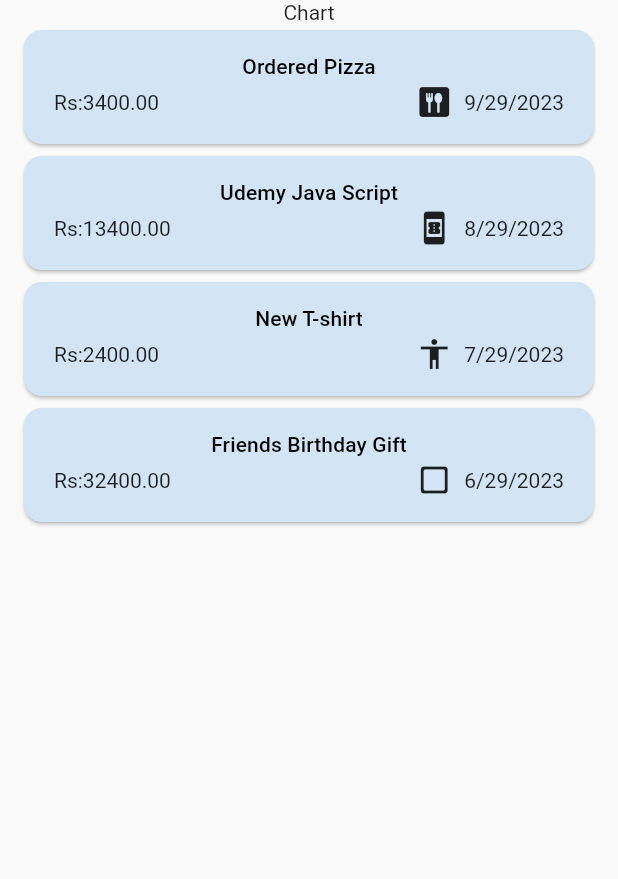
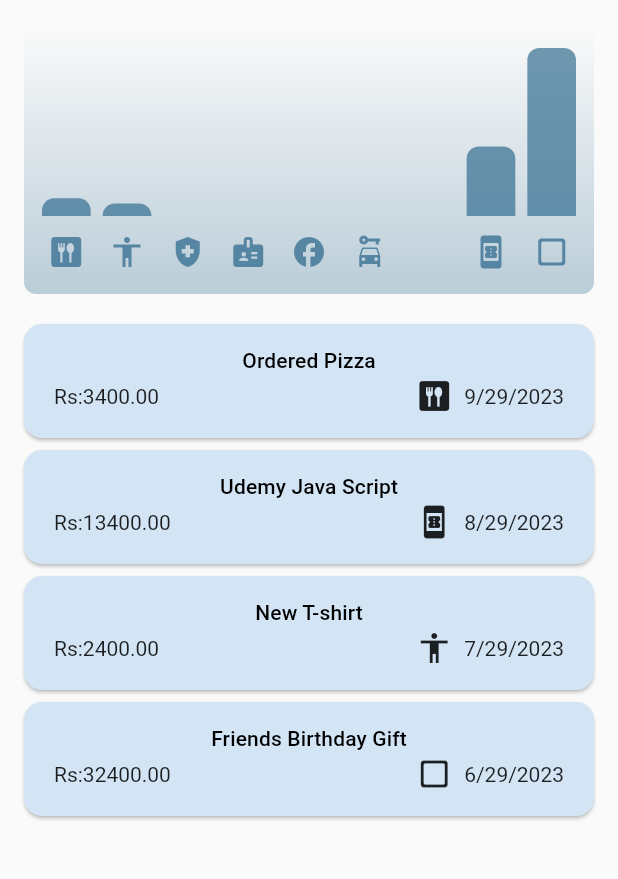
Before and after one commit to AslamJiffry/pet, a Flutter app: the screen it shows after launch, on a phone screen of 412 x 824 dp, the part 84-963 px from its top. Run offline on Flutter 3.47's test engine with Material 2 defaults, Android fonts, the phone set to English and light mode, and no system bars.

Commit message:
Barchart added.

```diff
--- a/lib/src/widgets/expenses.dart
+++ b/lib/src/widgets/expenses.dart
@@ -1,6 +1,7 @@
 import 'package:flutter/material.dart';
 import 'package:pet/src/enums/category_enum.dart';
 import 'package:pet/src/widgets/add_expence.dart';
+import 'package:pet/src/widgets/chart/chart.dart';
 import 'package:pet/src/widgets/expences_list/expences_list.dart';
 import 'package:pet/src/models/expence.dart';
 
@@ -98,7 +99,7 @@ class _ExpencesState extends State<Expences> {
       ),
       body: Column(
         children: [
-          const Text("Chart"),
+          Chart(expenses: _existingExpences),
           Expanded(
             child: mainContent,
           ),
```
